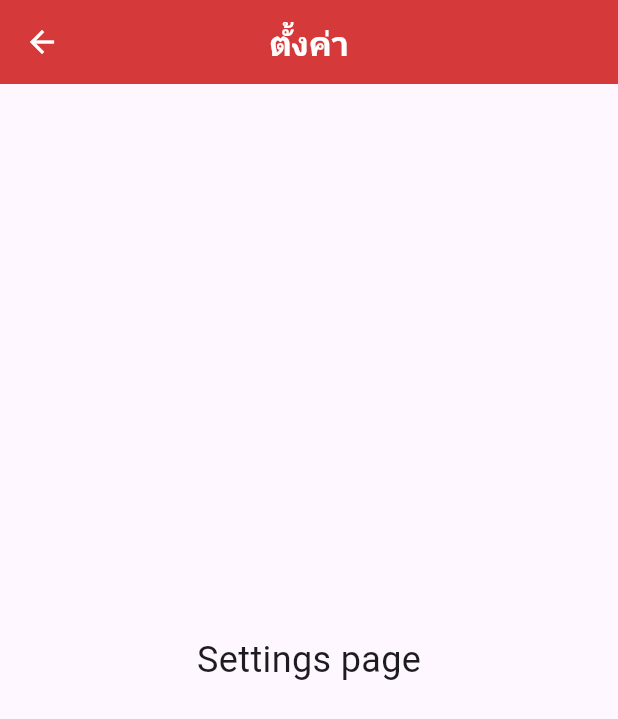
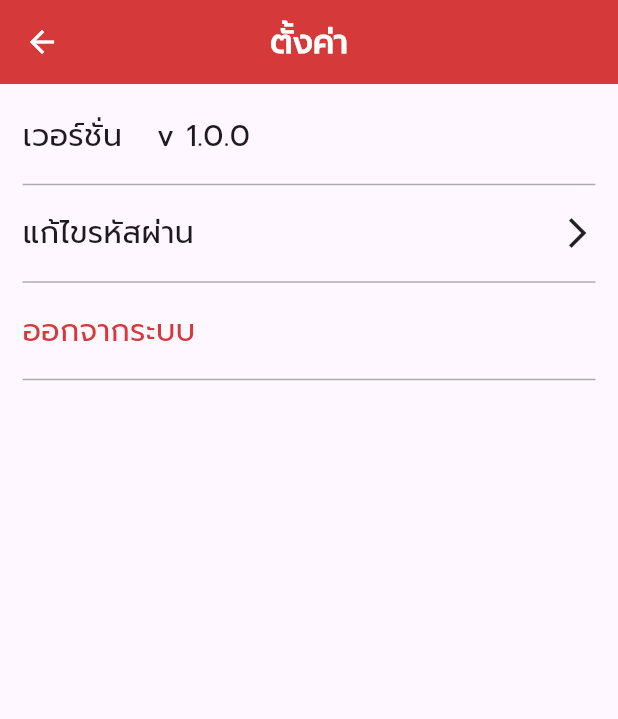
Before and after one commit to Kanyanat-Uetrakulchai/ITDS283-Sec2-Group2, a Flutter app: the SettingsPage screen opened by its route, on a phone screen of 412 x 824 dp. Shown: the top 719 px of the screen. Run offline on Flutter 3.47's test engine with Material 3 defaults, Android fonts, the phone set to English and light mode, and no system bars; our stand-ins replace typewritertext.

Commit message:
Setting Page UI Complete

```diff
--- a/ruam_mit_application/lib/pages/home_page.dart
+++ b/ruam_mit_application/lib/pages/home_page.dart
@@ -11,6 +11,7 @@ class HomePage extends StatelessWidget {
 
   AppBar _appBar() {
     return AppBar(
+      iconTheme: IconThemeData(color: Colors.white),
       backgroundColor: const Color(0xffD63939),
       centerTitle: true,
       title: Image.asset(
--- a/ruam_mit_application/lib/pages/settings_page.dart
+++ b/ruam_mit_application/lib/pages/settings_page.dart
@@ -10,12 +10,50 @@ class SettingsPage extends StatelessWidget {
         centerTitle: true,
         title: Text(
           'ตั้งค่า',
-          style: TextStyle(color: Colors.white, fontWeight: FontWeight.bold),
+          style: TextStyle(color: Colors.white, fontWeight: FontWeight.bold, fontFamily: 'Prompt'),
         ),
       ),
-      body: Center(
-        child: Text('Settings page', style: TextStyle(fontSize: 24)),
-      ),
+      body: Container(
+        padding: EdgeInsets.fromLTRB(15, 20, 15, 20),
+        child:
+          Column(
+            mainAxisAlignment: MainAxisAlignment.start,
+            crossAxisAlignment: CrossAxisAlignment.start,
+            children: [
+              Text(
+                'เวอร์ชั่น   v 1.0.0',
+                style: TextStyle(fontSize: 20, fontFamily: 'Prompt'),
+              ),
+              SizedBox(height: 10,),
+              Divider(color: Color(0xFFACACAC),),
+              SizedBox(height: 10,),
+              Row(
+                mainAxisAlignment: MainAxisAlignment.spaceBetween,
+                children: [
+                  Text(
+                    'แก้ไขรหัสผ่าน',
+                    style: TextStyle(fontSize: 20, fontFamily: 'Prompt'),
+                  ),
+                  Icon(Icons.arrow_forward_ios)
+                ],
+              ),
+              SizedBox(height: 10,),
+              Divider(color: Color(0xFFACACAC),),
+              SizedBox(height: 10,),
+              GestureDetector(
+                onTap: () {
+                  Navigator.pushNamed(context, '/');
+                },
+                child: Text(
+                  'ออกจากระบบ',
+                  style: TextStyle(color: Color(0xFFD63939), fontSize: 20, fontFamily: 'Prompt'),
+                ),
+              ),
+              SizedBox(height: 10,),
+              Divider(color: Color(0xFFACACAC),),
+            ],
+          ),
+      )
     );
   }
 }
--- a/ruam_mit_application/pubspec.yaml
+++ b/ruam_mit_application/pubspec.yaml
@@ -20,6 +20,11 @@ dev_dependencies:
 flutter:
   uses-material-design: true
 
+  fonts:
+    - family: Prompt
+      fonts:
+        - asset: fonts/Prompt.ttf
+
   assets:
     - assets/
     - assets/app_logo.png
```
Also changed, not shown: ruam_mit_application/fonts/Prompt.ttf (added).
